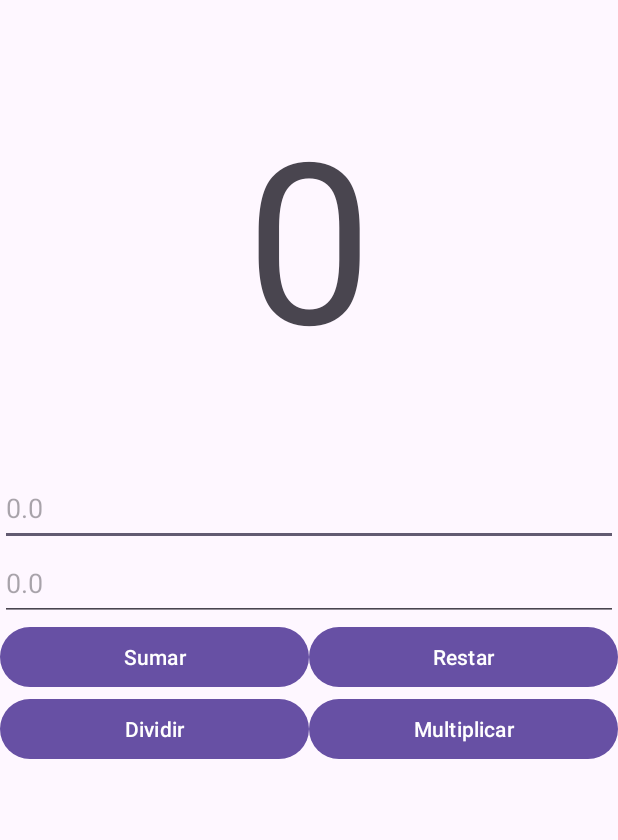
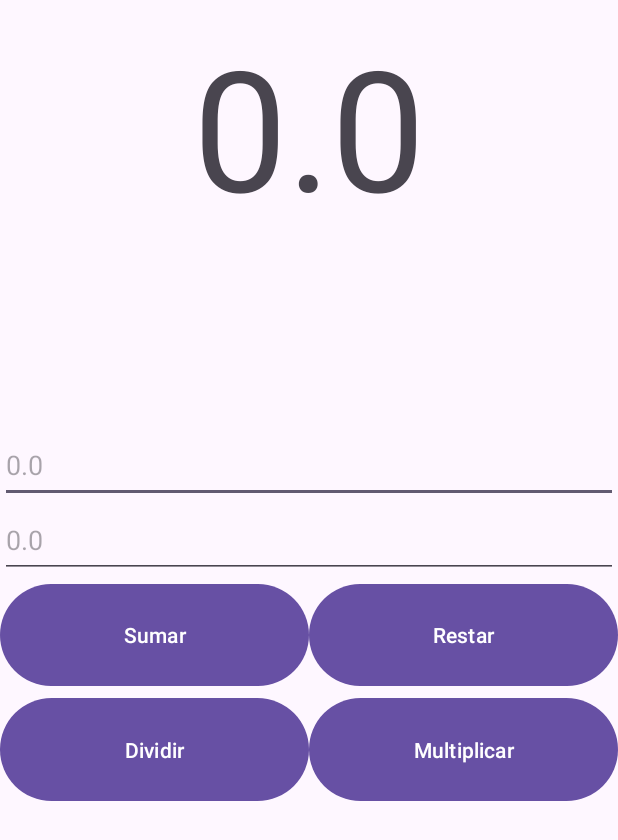
Before and after one commit to kaneraZh/2023.android_iot, an Android app: the screen it shows after launch (MainActivity), on a phone screen of 412 x 824 dp. Shown: the top 840 px of the screen. Run offline under Robolectric (Android 15) with nearby library versions, the phone set to English and light mode, and no system bars; 3 statements that could not run were skipped.

Commit message:
java connected
conecciones en java hechas, la pantalla se actualiza en cada cambio

```diff
--- a/app/src/main/java/com/example/fundamentos/MainActivity.java
+++ b/app/src/main/java/com/example/fundamentos/MainActivity.java
@@ -4,6 +4,8 @@ import androidx.appcompat.app.AppCompatActivity;
 
 import android.graphics.Path;
 import android.os.Bundle;
+import android.text.Editable;
+import android.text.TextWatcher;
 import android.util.Log;
 import android.view.View;
 import android.widget.Button;
@@ -16,10 +18,48 @@ public class MainActivity extends AppCompatActivity {
     EditText input_a;
     public void setInput_a(EditText input_a) {
         this.input_a = input_a;
+        this.input_a.addTextChangedListener(
+                new TextWatcher() {
+                    @Override
+                    public void beforeTextChanged(CharSequence charSequence, int i, int i1, int i2) {
+
+                    }
+
+                    @Override
+                    public void onTextChanged(CharSequence charSequence, int i, int i1, int i2) {
+
+                    }
+
+                    @Override
+                    public void afterTextChanged(Editable editable) {
+                        display_update();
+                    }
+                }
+        );
+        display_update();
     }
     EditText input_b;
     public void setInput_b(EditText input_b) {
         this.input_b = input_b;
+        this.input_b.addTextChangedListener(
+                new TextWatcher() {
+                    @Override
+                    public void beforeTextChanged(CharSequence charSequence, int i, int i1, int i2) {
+
+                    }
+
+                    @Override
+                    public void onTextChanged(CharSequence charSequence, int i, int i1, int i2) {
+
+                    }
+
+                    @Override
+                    public void afterTextChanged(Editable editable) {
+                        display_update();
+                    }
+                }
+        );
+        display_update();
     }
     enum Operator{
         SUMA,
@@ -31,10 +71,13 @@ public class MainActivity extends AppCompatActivity {
     Operator operator_current;
     public void setOperator_current(Operator operator_current) {
         this.operator_current = operator_current;
+        display_update();
     }
     double get_result(){
-        double a = Double.parseDouble(input_a.getText().toString());
-        double b = Double.parseDouble(input_b.getText().toString());
+        String text_a = input_a.getText().toString();
+        String text_b = input_b.getText().toString();
+        double a = Double.parseDouble(text_a.isEmpty() ? "0.0" : text_a);
+        double b = Double.parseDouble(text_b.isEmpty() ? "0.0" : text_b);
         switch (operator_current){
             case SUMA:return (a+b);
             case RESTA:return (a-b);
@@ -44,15 +87,21 @@ public class MainActivity extends AppCompatActivity {
                 throw new Error();
         }
     }
+    TextView display;
+    public void setDisplay(TextView display) { this.display = display; }
+    void display_update(){
+        String result;
+        try { result = Double.toString(get_result()); }
+        catch (Throwable t){ result = "error"; }
+        if(display != null) display.setText(result);
+    }
     Button operator_sum;
     public void setOperator_sum(Button operator_sum) {
         this.operator_sum = operator_sum;
         this.operator_sum.setOnClickListener(
                 new View.OnClickListener() {
                     @Override
-                    public void onClick(View view) {
-                        setOperator_current(Operator.SUMA);
-                    }
+                    public void onClick(View view) { setOperator_current(Operator.SUMA); }
                 }
         );
     }
@@ -62,9 +111,7 @@ public class MainActivity extends AppCompatActivity {
         this.operator_res.setOnClickListener(
                 new View.OnClickListener() {
                     @Override
-                    public void onClick(View view) {
-                        setOperator_current(Operator.RESTA);
-                    }
+                    public void onClick(View view) { setOperator_current(Operator.RESTA); }
                 }
         );
     }
@@ -74,9 +121,7 @@ public class MainActivity extends AppCompatActivity {
         this.operator_mul.setOnClickListener(
                 new View.OnClickListener() {
                     @Override
-                    public void onClick(View view) {
-                        setOperator_current(Operator.MULTI);
-                    }
+                    public void onClick(View view) { setOperator_current(Operator.MULTI); }
                 }
         );
     }
@@ -86,30 +131,15 @@ public class MainActivity extends AppCompatActivity {
         this.operator_div.setOnClickListener(
                 new View.OnClickListener() {
                     @Override
-                    public void onClick(View view) {
-                        setOperator_current(Operator.DIVISION);
-                    }
+                    public void onClick(View view) { setOperator_current(Operator.DIVISION); }
                 }
         );
-    }
-    TextView display;
-    public void setDisplay(TextView display) {
-        this.display = display;
-    }
-    void display_update(){
-        String result;
-        try {
-            result = Double.toString(get_result());
-        }
-        catch (Throwable t){
-            result = "error";
-        }
-        if(display != null)display.setText(result);
     }
     @Override
     protected void onCreate(Bundle savedInstanceState) {
         super.onCreate(savedInstanceState);
         setContentView(R.layout.activity_main);
+        setDisplay( findViewById(R.id.result_display) );
         setInput_a( findViewById(R.id.input_a) );
         setInput_b( findViewById(R.id.input_b) );
         setOperator_sum( findViewById(R.id.operator_sum) );
@@ -117,6 +147,6 @@ public class MainActivity extends AppCompatActivity {
         setOperator_mul( findViewById(R.id.operator_mul) );
         setOperator_div( findViewById(R.id.operator_div) );
         setOperator_current( Operator.INVALID );
-        setDisplay( findViewById(R.id.result_display) );
+        operator_sum.performClick();
     }
 }
--- a/app/src/main/res/layout/activity_main.xml
+++ b/app/src/main/res/layout/activity_main.xml
@@ -14,8 +14,8 @@
             android:id="@+id/result_display"
             android:layout_width="match_parent"
             android:layout_height="wrap_content"
-            android:text="0"
-            android:textSize="150sp"
+            android:textSize="200sp"
+            android:autoSizeTextType="uniform"
             android:layout_centerVertical="true"
             android:textAlignment="center"/>
         </RelativeLayout>
@@ -31,7 +31,7 @@
             android:layout_height="0dp"
             android:layout_weight="1"
             android:minHeight="50dp"
-            android:inputType="number"
+            android:inputType="numberDecimal"
             android:hint="0.0"/>
         <EditText
             android:id="@+id/input_b"
@@ -39,7 +39,7 @@
             android:layout_height="0dp"
             android:layout_weight="1"
             android:minHeight="50dp"
-            android:inputType="number"
+            android:inputType="numberDecimal"
             android:hint="0.0"/>
     </LinearLayout>
     <LinearLayout
@@ -47,7 +47,8 @@
         android:layout_width="match_parent"
         android:layout_height="wrap_content"
         android:layout_below="@id/input"
-        android:orientation="vertical">
+        android:orientation="vertical"
+        android:layout_weight=".2">
         <LinearLayout
             android:layout_width="match_parent"
             android:layout_height="0dp"
```
